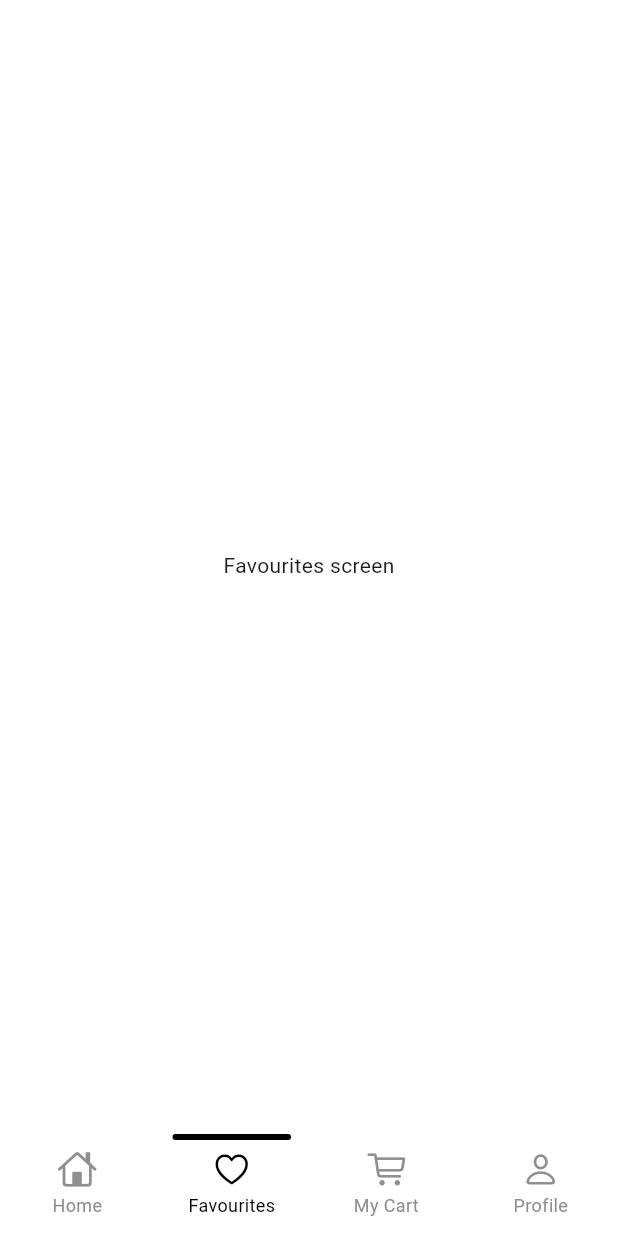
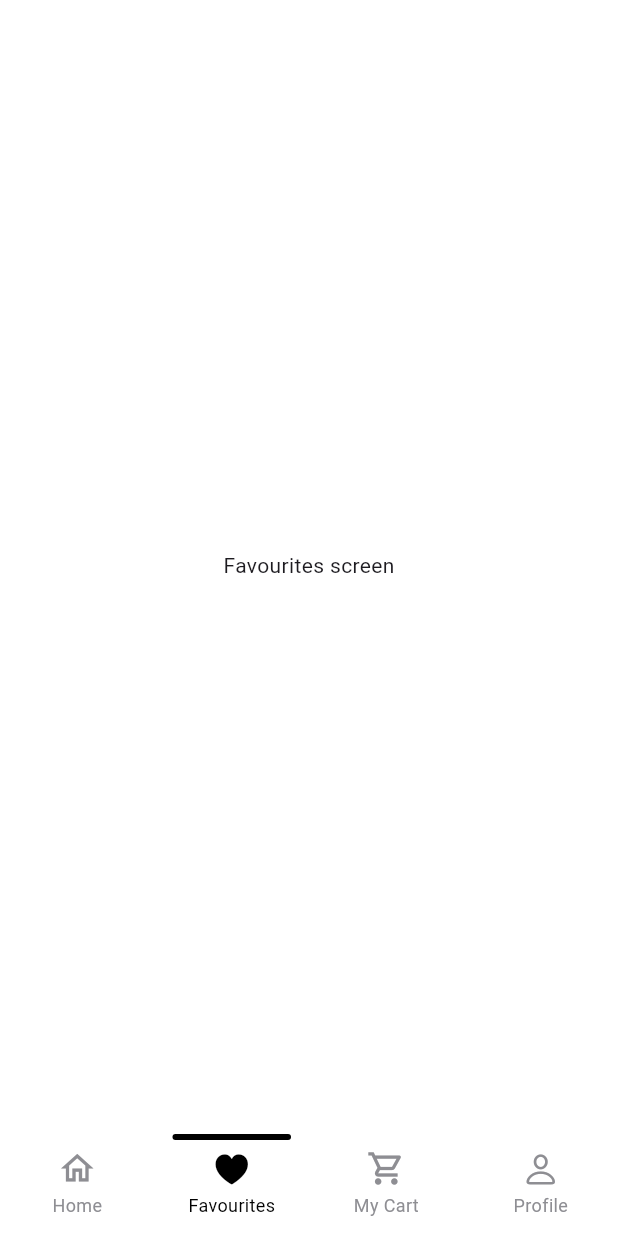
Before and after one commit to YoussefMoataz/HomeScreen-Slash-App, a Flutter app: the screen it shows after launch, item 2 of the bottom bar chosen, on a phone screen of 412 x 824 dp. Run offline on Flutter 3.47's test engine with Material 3 defaults, Android fonts, the phone set to English and light mode, and no system bars; drawn by our look-alikes of persistent_bottom_nav_bar_v2; our stand-ins replace bloc, carousel_slider, equatable, flutter_bloc, get_it, go_router.

Commit message:
Adding web layout. Update navigation icons.

```diff
--- a/homescreen_slash_app/lib/features/homescreen/presentation/pages/products_page.dart
+++ b/homescreen_slash_app/lib/features/homescreen/presentation/pages/products_page.dart
@@ -1,69 +1,21 @@
 import 'package:flutter/cupertino.dart';
 import 'package:flutter/material.dart';
-import 'package:homescreen_slash_app/features/homescreen/presentation/views/categories_view.dart';
-import 'package:homescreen_slash_app/features/homescreen/presentation/views/offers_view.dart';
-import 'package:homescreen_slash_app/features/homescreen/presentation/views/products_view.dart';
-import 'package:homescreen_slash_app/features/homescreen/presentation/widgets/search_box.dart';
-import 'package:homescreen_slash_app/features/homescreen/presentation/widgets/top_bar.dart';
-import 'package:persistent_bottom_nav_bar_v2/persistent_bottom_nav_bar_v2.dart';
+import 'package:homescreen_slash_app/features/homescreen/presentation/pages/products_page_mobile.dart';
+import 'package:homescreen_slash_app/features/homescreen/presentation/pages/products_page_web.dart';
 
 class ProductsPage extends StatelessWidget {
   const ProductsPage({super.key});
 
   @override
   Widget build(BuildContext context) {
-    return PersistentTabView(
-      navBarHeight: 70,
-      tabs: [
-        _buildNavigationBarItem(
-          title: "Home",
-          iconData: CupertinoIcons.home,
-          screen: const SafeArea(
-            child: SingleChildScrollView(
-              child: Column(
-                children: [
-                  TopBar(),
-                  SearchBox(),
-                  OffersView(),
-                  CategoriesView(),
-                  ProductsView(),
-                ],
-              ),
-            ),
-          ),
-        ),
-        _buildNavigationBarItem(
-          title: "Favourites",
-          iconData: CupertinoIcons.heart,
-          screen: Center(child: Text("Favourites screen")),
-        ),
-        _buildNavigationBarItem(
-          title: "My Cart",
-          iconData: CupertinoIcons.shopping_cart,
-          screen: Center(child: Text("My Cart screen")),
-        ),
-        _buildNavigationBarItem(
-          title: "Profile",
-          iconData: CupertinoIcons.person,
-          screen: Center(child: Text("Profile screen")),
-        ),
-      ],
-      navBarBuilder: (navBarConfig) =>
-          Style4BottomNavBar(navBarConfig: navBarConfig),
-    );
-  }
-
-  PersistentTabConfig _buildNavigationBarItem(
-      {required String title,
-      required IconData iconData,
-      required Widget screen}) {
-    return PersistentTabConfig(
-      item: ItemConfig(
-        activeForegroundColor: Colors.black,
-        title: title,
-        icon: Icon(iconData),
-      ),
-      screen: screen,
+    return LayoutBuilder(
+      builder: (context, constraints) {
+        if (constraints.maxWidth < 600) {
+          return const ProductsPageMobile();
+        } else {
+          return const ProductsPageWeb();
+        }
+      },
     );
   }
 }
--- /dev/null
+++ b/homescreen_slash_app/lib/features/homescreen/presentation/pages/products_page_mobile.dart
@@ -0,0 +1,97 @@
+import 'package:flutter/cupertino.dart';
+import 'package:flutter/material.dart';
+import 'package:persistent_bottom_nav_bar_v2/persistent_bottom_nav_bar_v2.dart';
+
+import '../views/categories_view.dart';
+import '../views/offers_view.dart';
+import '../views/products_view.dart';
+import '../widgets/search_box.dart';
+import '../widgets/top_bar.dart';
+
+class ProductsPageMobile extends StatefulWidget {
+  const ProductsPageMobile({super.key});
+
+  @override
+  State<ProductsPageMobile> createState() => _ProductsPageMobileState();
+}
+
+class _ProductsPageMobileState extends State<ProductsPageMobile> {
+  final PersistentTabController _controller = PersistentTabController();
+
+  @override
+  Widget build(BuildContext context) {
+    return PersistentTabView(
+      controller: _controller,
+      onTabChanged: (value) {
+        setState(() {
+          _controller.jumpToTab(value);
+        });
+      },
+      navBarHeight: 70,
+      tabs: [
+        _buildNavigationBarItem(
+          index: 0,
+          title: "Home",
+          iconData: Icons.home_outlined,
+          iconDataSelected: Icons.home,
+          screen: _buildHomePage(),
+        ),
+        _buildNavigationBarItem(
+          index: 1,
+          title: "Favourites",
+          iconData: CupertinoIcons.heart,
+          iconDataSelected: CupertinoIcons.heart_fill,
+          screen: Center(child: Text("Favourites screen")),
+        ),
+        _buildNavigationBarItem(
+          index: 2,
+          title: "My Cart",
+          iconData: Icons.shopping_cart_outlined,
+          iconDataSelected: Icons.shopping_cart_rounded,
+          screen: Center(child: Text("My Cart screen")),
+        ),
+        _buildNavigationBarItem(
+          index: 3,
+          title: "Profile",
+          iconData: CupertinoIcons.person,
+          iconDataSelected: CupertinoIcons.person_alt,
+          screen: Center(child: Text("Profile screen")),
+        ),
+      ],
+      navBarBuilder: (navBarConfig) =>
+          Style4BottomNavBar(navBarConfig: navBarConfig),
+    );
+  }
+
+  PersistentTabConfig _buildNavigationBarItem(
+      {required int index,
+      required String title,
+      required IconData iconData,
+      required IconData iconDataSelected,
+      required Widget screen}) {
+    return PersistentTabConfig(
+      item: ItemConfig(
+        activeForegroundColor: Colors.black,
+        title: title,
+        icon: Icon(index == _controller.index ? iconDataSelected : iconData),
+      ),
+      screen: screen,
+    );
+  }
+
+  Widget _buildHomePage() {
+    return const SafeArea(
+      child: SingleChildScrollView(
+        child: Column(
+          children: [
+            TopBar(),
+            SearchBox(),
+            OffersView(),
+            CategoriesView(),
+            ProductsView(),
+          ],
+        ),
+      ),
+    );
+  }
+}
--- /dev/null
+++ b/homescreen_slash_app/lib/features/homescreen/presentation/pages/products_page_web.dart
@@ -0,0 +1,10 @@
+import 'package:flutter/material.dart';
+
+class ProductsPageWeb extends StatelessWidget {
+  const ProductsPageWeb({super.key});
+
+  @override
+  Widget build(BuildContext context) {
+    return const Placeholder();
+  }
+}
```
